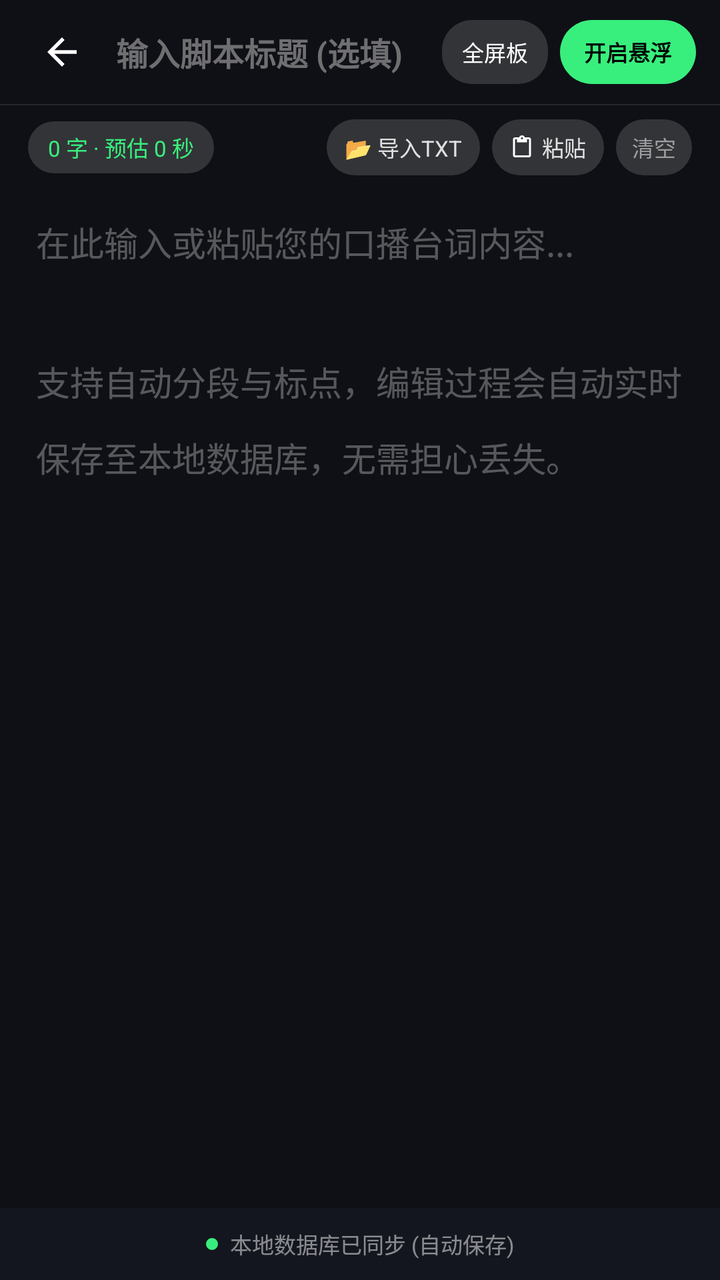
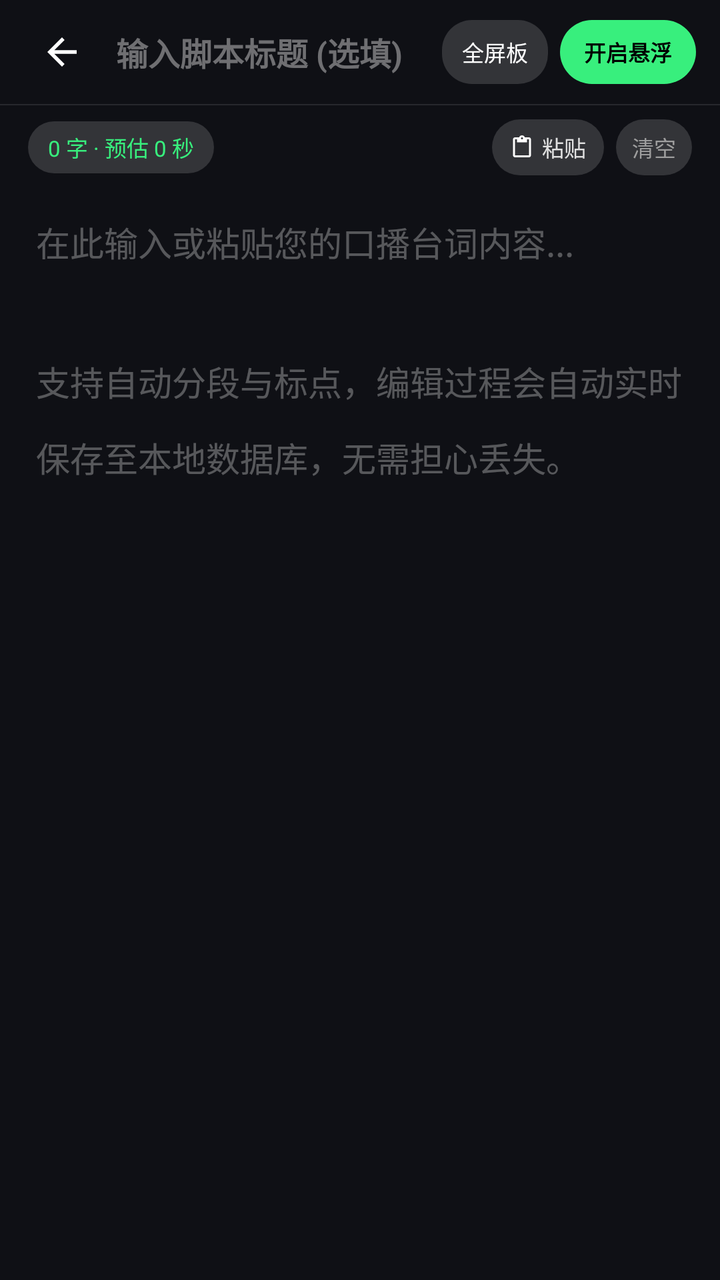

Compare the two renders of this Android layout. The source of the first and the diff that turns it into the second are given below.
<!-- AndroidManifest.xml: application theme Theme.TeleprompterPure -->
<!-- res/layout/activity_script_editor.xml -->
<?xml version="1.0" encoding="utf-8"?>
<androidx.constraintlayout.widget.ConstraintLayout 
    xmlns:android="http://schemas.android.com/apk/res/android"
    xmlns:app="http://schemas.android.com/apk/res-auto"
    xmlns:tools="http://schemas.android.com/tools"
    android:layout_width="match_parent"
    android:layout_height="match_parent"
    android:background="#0F1015">

    
    <RelativeLayout
        android:id="@+id/top_bar"
        android:layout_width="match_parent"
        android:layout_height="52dp"
        android:paddingHorizontal="12dp"
        app:layout_constraintTop_toTopOf="parent">

        <ImageView
            android:id="@+id/btn_back"
            android:layout_width="38dp"
            android:layout_height="38dp"
            android:layout_centerVertical="true"
            android:padding="8dp"
            android:src="@drawable/ic_arrow_back"
            android:background="?android:attr/selectableItemBackgroundBorderless"
            android:contentDescription="返回" />

        
        <EditText
            android:id="@+id/et_script_title"
            android:layout_width="match_parent"
            android:layout_height="match_parent"
            android:layout_toEndOf="@id/btn_back"
            android:layout_toStartOf="@id/actions_launch_group"
            android:layout_marginHorizontal="8dp"
            android:background="@null"
            android:hint="输入脚本标题 (选填)"
            android:textColorHint="#66FFFFFF"
            android:textColor="#FFFFFF"
            android:textSize="16sp"
            android:textStyle="bold"
            android:singleLine="true"
            android:maxLines="1" />

        
        <LinearLayout
            android:id="@+id/actions_launch_group"
            android:layout_width="wrap_content"
            android:layout_height="wrap_content"
            android:layout_alignParentEnd="true"
            android:layout_centerVertical="true"
            android:orientation="horizontal">

            <TextView
                android:id="@+id/btn_launch_board"
                android:layout_width="wrap_content"
                android:layout_height="32dp"
                android:layout_marginEnd="6dp"
                android:background="@drawable/bg_segmented_capsule"
                android:gravity="center"
                android:paddingHorizontal="10dp"
                android:text="全屏板"
                android:textColor="#FFFFFF"
                android:textSize="11sp" />

            <TextView
                android:id="@+id/btn_launch_prompter"
                android:layout_width="wrap_content"
                android:layout_height="32dp"
                android:background="@drawable/bg_btn_accent_pill"
                android:gravity="center"
                android:paddingHorizontal="12dp"
                android:text="开启悬浮"
                android:textColor="#000000"
                android:textSize="11sp"
                android:textStyle="bold" />
        </LinearLayout>
    </RelativeLayout>

    
    <View
        android:id="@+id/divider_top"
        android:layout_width="match_parent"
        android:layout_height="0.8dp"
        android:background="#1AFFFFFF"
        app:layout_constraintTop_toBottomOf="@id/top_bar" />

    
    <LinearLayout
        android:id="@+id/toolbar_stats"
        android:layout_width="match_parent"
        android:layout_height="42dp"
        android:gravity="center_vertical"
        android:paddingHorizontal="14dp"
        android:orientation="horizontal"
        app:layout_constraintTop_toBottomOf="@id/divider_top">

        
        <TextView
            android:id="@+id/tv_stats_chip"
            android:layout_width="wrap_content"
            android:layout_height="26dp"
            android:background="@drawable/bg_segmented_capsule"
            android:gravity="center"
            android:paddingHorizontal="10dp"
            android:text="0 字 · 预估 0 秒"
            android:textColor="#38EF7D"
            android:textSize="11sp" />

        <View
            android:layout_width="0dp"
            android:layout_height="1dp"
            android:layout_weight="1" />

        
        <TextView
            android:id="@+id/btn_import_txt"
            android:layout_width="wrap_content"
            android:layout_height="28dp"
            android:layout_marginEnd="6dp"
            android:background="@drawable/bg_segmented_capsule"
            android:gravity="center"
            android:paddingHorizontal="9dp"
            android:text="📂 导入TXT"
            android:textColor="#E0E0E0"
            android:textSize="11sp"
            android:clickable="true"
            android:focusable="true" />

        
        <LinearLayout
            android:id="@+id/btn_paste_clipboard"
            android:layout_width="wrap_content"
            android:layout_height="28dp"
            android:background="@drawable/bg_segmented_capsule"
            android:gravity="center"
            android:paddingHorizontal="9dp"
            android:clickable="true"
            android:focusable="true">

            <ImageView
                android:layout_width="12dp"
                android:layout_height="12dp"
                android:src="@drawable/ic_clipboard_paste"
                android:layout_marginEnd="4dp" />

            <TextView
                android:layout_width="wrap_content"
                android:layout_height="wrap_content"
                android:text="粘贴"
                android:textColor="#E0E0E0"
                android:textSize="11sp" />
        </LinearLayout>

        
        <TextView
            android:id="@+id/btn_clear_content"
            android:layout_width="wrap_content"
            android:layout_height="28dp"
            android:layout_marginStart="6dp"
            android:background="@drawable/bg_segmented_capsule"
            android:gravity="center"
            android:paddingHorizontal="8dp"
            android:text="清空"
            android:textColor="#9E9E9E"
            android:textSize="11sp"
            android:clickable="true"
            android:focusable="true" />
    </LinearLayout>

    
    <ScrollView
        android:id="@+id/scroll_editor"
        android:layout_width="match_parent"
        android:layout_height="0dp"
        android:fillViewport="true"
        android:scrollbars="vertical"
        app:layout_constraintBottom_toTopOf="@id/bottom_save_status_bar"
        app:layout_constraintTop_toBottomOf="@id/toolbar_stats">

        <EditText
            android:id="@+id/et_script_content"
            android:layout_width="match_parent"
            android:layout_height="wrap_content"
            android:background="@null"
            android:gravity="top|start"
            android:hint="在此输入或粘贴您的口播台词内容...\n\n支持自动分段与标点，编辑过程会自动实时保存至本地数据库，无需担心丢失。"
            android:lineSpacingExtra="6dp"
            android:lineSpacingMultiplier="1.3"
            android:paddingHorizontal="18dp"
            android:paddingTop="14dp"
            android:paddingBottom="40dp"
            android:textColor="#F5F5F5"
            android:textColorHint="#4DFFFFFF"
            android:textSize="17sp" />
    </ScrollView>

    
    <LinearLayout
        android:id="@+id/bottom_save_status_bar"
        android:layout_width="match_parent"
        android:layout_height="36dp"
        android:background="#14161F"
        android:gravity="center"
        android:orientation="horizontal"
        app:layout_constraintBottom_toBottomOf="parent">

        <View
            android:id="@+id/dot_save_status"
            android:layout_width="6dp"
            android:layout_height="6dp"
            android:layout_marginEnd="6dp"
            android:background="@drawable/bg_btn_accent_pill" />

        <TextView
            android:id="@+id/tv_save_status"
            android:layout_width="wrap_content"
            android:layout_height="wrap_content"
            android:text="本地数据库已同步 (自动保存)"
            android:textColor="#80FFFFFF"
            android:textSize="11sp" />
    </LinearLayout>

</androidx.constraintlayout.widget.ConstraintLayout>
<!-- resources referenced by this layout -->
<resources>
  <!-- drawable bg_btn_accent_pill (drawable) -->
  <?xml version="1.0" encoding="utf-8"?>
  <shape xmlns:android="http://schemas.android.com/apk/res/android"
      android:shape="rectangle">
      <solid android:color="#38EF7D" />
      <corners android:radius="17dp" />
  </shape>
  <!-- drawable bg_segmented_capsule (drawable) -->
  <?xml version="1.0" encoding="utf-8"?>
  <shape xmlns:android="http://schemas.android.com/apk/res/android"
      android:shape="rectangle">
      <solid android:color="#26FFFFFF" />
      <corners android:radius="15dp" />
  </shape>
  <!-- drawable ic_arrow_back (drawable) -->
  <vector xmlns:android="http://schemas.android.com/apk/res/android"
      android:width="24dp"
      android:height="24dp"
      android:viewportWidth="24"
      android:viewportHeight="24">
    <path
        android:fillColor="#FFFFFFFF"
        android:pathData="M20,11H7.83l5.59,-5.59L12,4l-8,8 8,8 1.41,-1.41L7.83,13H20v-2z"/>
  </vector>
  <!-- drawable ic_clipboard_paste (drawable) -->
  <vector xmlns:android="http://schemas.android.com/apk/res/android"
      android:width="24dp"
      android:height="24dp"
      android:viewportWidth="24"
      android:viewportHeight="24">
    <path
        android:fillColor="#FFFFFFFF"
        android:pathData="M19,2h-4.18C14.4,0.84 13.3,0 12,0c-1.3,0 -2.4,0.84 -2.82,2H5c-1.1,0 -2,0.9 -2,2v16c0,1.1 0.9,2 2,2h14c1.1,0 2,-0.9 2,-2V4c0,-1.1 -0.9,-2 -2,-2zm-7,0c0.55,0 1,0.45 1,1s-0.45,1 -1,1 -1,-0.45 -1,-1 0.45,-1 1,-1zm7,18H5V4h2v3h10V4h2v16z"/>
  </vector>
  <style name="Theme.TeleprompterPure" parent="Theme.MaterialComponents.DayNight.NoActionBar">
          <item name="colorPrimary">#38EF7D</item>
          <item name="colorPrimaryVariant">#2CD66C</item>
          <item name="colorOnPrimary">#000000</item>
          <item name="android:statusBarColor">#0F1015</item>
          <item name="android:navigationBarColor">#0F1015</item>
      </style>
</resources>

<!-- the commit's change to res/layout/activity_script_editor.xml (unified diff, before → after) -->
@@ -113,21 +113,6 @@
             android:layout_weight="1" />
 
         
-        <TextView
-            android:id="@+id/btn_import_txt"
-            android:layout_width="wrap_content"
-            android:layout_height="28dp"
-            android:layout_marginEnd="6dp"
-            android:background="@drawable/bg_segmented_capsule"
-            android:gravity="center"
-            android:paddingHorizontal="9dp"
-            android:text="📂 导入TXT"
-            android:textColor="#E0E0E0"
-            android:textSize="11sp"
-            android:clickable="true"
-            android:focusable="true" />
-
-        
         <LinearLayout
             android:id="@+id/btn_paste_clipboard"
             android:layout_width="wrap_content"
@@ -175,7 +160,7 @@
         android:layout_height="0dp"
         android:fillViewport="true"
         android:scrollbars="vertical"
-        app:layout_constraintBottom_toTopOf="@id/bottom_save_status_bar"
+        app:layout_constraintBottom_toBottomOf="parent"
         app:layout_constraintTop_toBottomOf="@id/toolbar_stats">
 
         <EditText
@@ -195,30 +180,4 @@
             android:textSize="17sp" />
     </ScrollView>
 
-    
-    <LinearLayout
-        android:id="@+id/bottom_save_status_bar"
-        android:layout_width="match_parent"
-        android:layout_height="36dp"
-        android:background="#14161F"
-        android:gravity="center"
-        android:orientation="horizontal"
-        app:layout_constraintBottom_toBottomOf="parent">
-
-        <View
-            android:id="@+id/dot_save_status"
-            android:layout_width="6dp"
-            android:layout_height="6dp"
-            android:layout_marginEnd="6dp"
-            android:background="@drawable/bg_btn_accent_pill" />
-
-        <TextView
-            android:id="@+id/tv_save_status"
-            android:layout_width="wrap_content"
-            android:layout_height="wrap_content"
-            android:text="本地数据库已同步 (自动保存)"
-            android:textColor="#80FFFFFF"
-            android:textSize="11sp" />
-    </LinearLayout>
-
 </androidx.constraintlayout.widget.ConstraintLayout>
